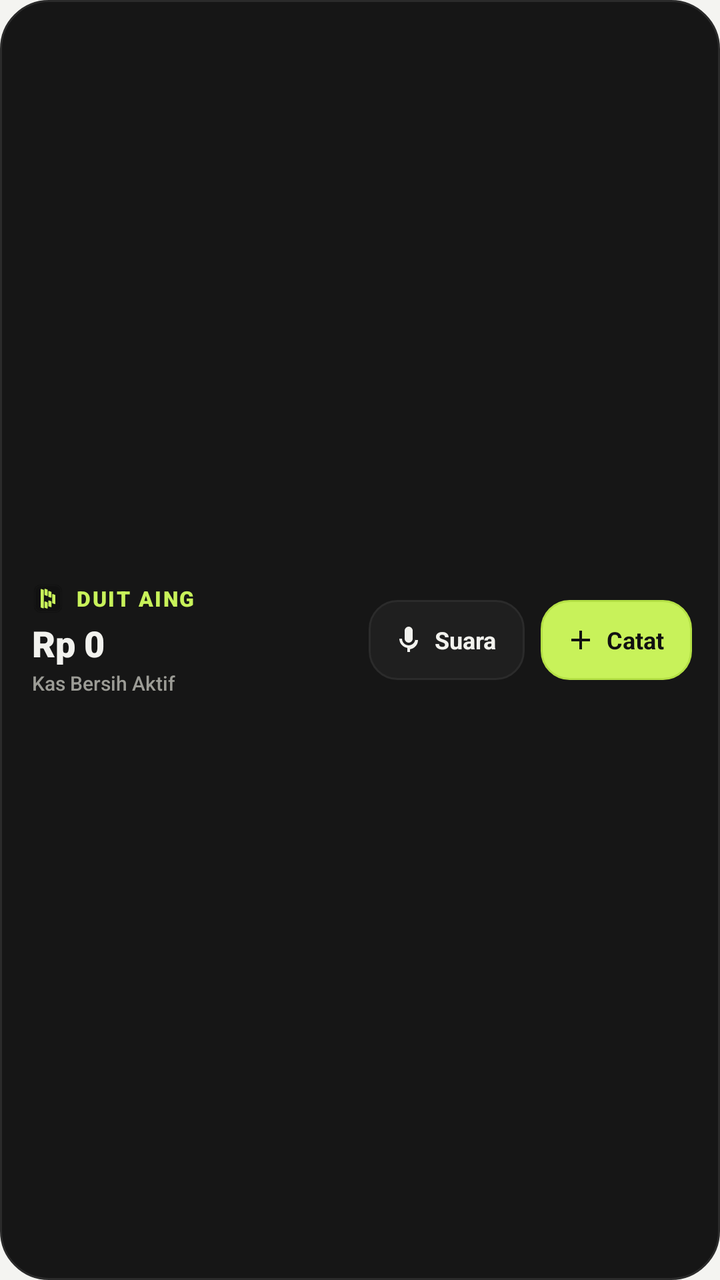
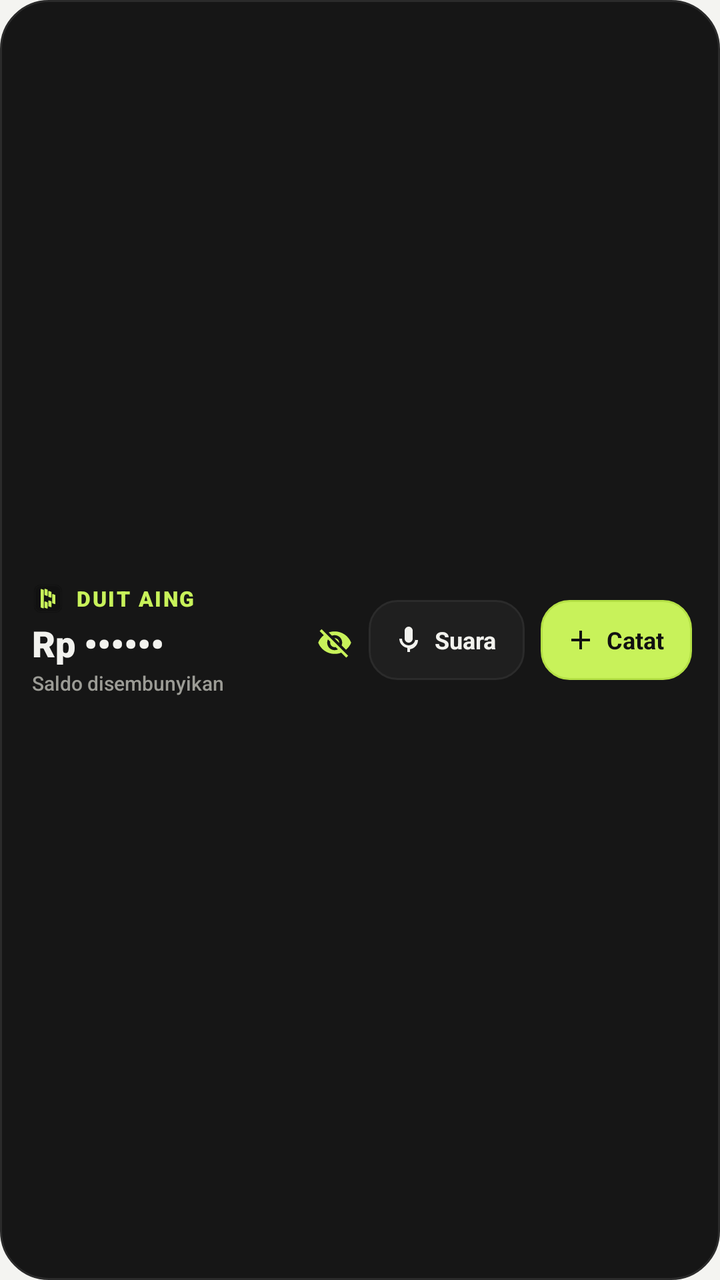

Screens rendered from an Android XML layout before and after an edit, with the pre-edit source and the edit as a unified diff.
<!-- AndroidManifest.xml: application theme Theme.Cashflow -->
<!-- res/layout/widget_duit_aing_quick.xml -->
<?xml version="1.0" encoding="utf-8"?>
<LinearLayout xmlns:android="http://schemas.android.com/apk/res/android"
    android:id="@+id/widget_container"
    android:layout_width="match_parent"
    android:layout_height="match_parent"
    android:background="@drawable/widget_bg"
    android:clickable="true"
    android:focusable="true"
    android:gravity="center_vertical"
    android:orientation="horizontal"
    android:paddingStart="16dp"
    android:paddingTop="12dp"
    android:paddingEnd="14dp"
    android:paddingBottom="12dp">

    
    <LinearLayout
        android:id="@+id/layout_widget_info"
        android:layout_width="0dp"
        android:layout_height="wrap_content"
        android:layout_weight="1"
        android:gravity="center_vertical"
        android:orientation="vertical">

        
        <LinearLayout
            android:layout_width="wrap_content"
            android:layout_height="wrap_content"
            android:gravity="center_vertical"
            android:orientation="horizontal">

            <ImageView
                android:layout_width="16dp"
                android:layout_height="16dp"
                android:layout_marginEnd="6dp"
                android:contentDescription="@null"
                android:src="@drawable/ic_duit_aing_logo" />

            <TextView
                android:layout_width="wrap_content"
                android:layout_height="wrap_content"
                android:ellipsize="end"
                android:fontFamily="sans-serif-black"
                android:letterSpacing="0.08"
                android:maxLines="1"
                android:singleLine="true"
                android:text="DUIT AING"
                android:textColor="#C8F25A"
                android:textSize="10.5sp"
                android:textStyle="bold" />
        </LinearLayout>

        
        <TextView
            android:id="@+id/tv_widget_balance"
            android:layout_width="wrap_content"
            android:layout_height="wrap_content"
            android:layout_marginTop="2dp"
            android:ellipsize="end"
            android:fontFamily="sans-serif-black"
            android:maxLines="1"
            android:singleLine="true"
            android:text="Rp 0"
            android:textColor="#F2F2EE"
            android:textSize="18sp"
            android:textStyle="bold" />

        
        <TextView
            android:id="@+id/tv_widget_subtitle"
            android:layout_width="wrap_content"
            android:layout_height="wrap_content"
            android:layout_marginTop="1dp"
            android:ellipsize="end"
            android:fontFamily="sans-serif-medium"
            android:maxLines="1"
            android:singleLine="true"
            android:text="Kas Bersih Aktif"
            android:textColor="#9C9C96"
            android:textSize="10sp" />
    </LinearLayout>

    
    <LinearLayout
        android:layout_width="wrap_content"
        android:layout_height="wrap_content"
        android:gravity="center_vertical"
        android:orientation="horizontal">

        
        <LinearLayout
            android:id="@+id/btn_widget_voice"
            android:layout_width="wrap_content"
            android:layout_height="40dp"
            android:layout_marginEnd="8dp"
            android:background="@drawable/widget_btn_bg_voice"
            android:clickable="true"
            android:focusable="true"
            android:gravity="center"
            android:orientation="horizontal"
            android:paddingStart="12dp"
            android:paddingEnd="14dp">

            <ImageView
                android:layout_width="16dp"
                android:layout_height="16dp"
                android:contentDescription="@null"
                android:src="@drawable/ic_widget_mic" />

            <TextView
                android:layout_width="wrap_content"
                android:layout_height="wrap_content"
                android:layout_marginStart="5dp"
                android:ellipsize="end"
                android:fontFamily="sans-serif-bold"
                android:maxLines="1"
                android:singleLine="true"
                android:text="Suara"
                android:textColor="#F2F2EE"
                android:textSize="12sp"
                android:textStyle="bold" />
        </LinearLayout>

        
        <LinearLayout
            android:id="@+id/btn_widget_add"
            android:layout_width="wrap_content"
            android:layout_height="40dp"
            android:background="@drawable/widget_btn_bg_add"
            android:clickable="true"
            android:focusable="true"
            android:gravity="center"
            android:orientation="horizontal"
            android:paddingStart="12dp"
            android:paddingEnd="14dp">

            <ImageView
                android:layout_width="16dp"
                android:layout_height="16dp"
                android:contentDescription="@null"
                android:src="@drawable/ic_widget_add" />

            <TextView
                android:layout_width="wrap_content"
                android:layout_height="wrap_content"
                android:layout_marginStart="5dp"
                android:ellipsize="end"
                android:fontFamily="sans-serif-bold"
                android:maxLines="1"
                android:singleLine="true"
                android:text="Catat"
                android:textColor="#111111"
                android:textSize="12sp"
                android:textStyle="bold" />
        </LinearLayout>

    </LinearLayout>

</LinearLayout>
<!-- resources referenced by this layout -->
<resources>
  <!-- drawable ic_widget_add (drawable) -->
  <vector xmlns:android="http://schemas.android.com/apk/res/android"
      android:width="20dp"
      android:height="20dp"
      android:viewportWidth="24"
      android:viewportHeight="24">
      <path
          android:fillColor="#111111"
          android:pathData="M19,13h-6v6h-2v-6H5v-2h6V5h2v6h6v2z" />
  </vector>
  <!-- drawable ic_widget_mic (drawable) -->
  <vector xmlns:android="http://schemas.android.com/apk/res/android"
      android:width="20dp"
      android:height="20dp"
      android:viewportWidth="24"
      android:viewportHeight="24">
      <path
          android:fillColor="#F2F2EE"
          android:pathData="M12,14c1.66,0 3,-1.34 3,-3V5c0,-1.66 -1.34,-3 -3,-3S9,3.34 9,5v6c0,1.66 1.34,3 3,3zm5,-3c0,2.76 -2.24,5 -5,5s-5,-2.24 -5,-5H5c0,3.53 2.61,6.43 6,6.92V21h2v-2.08c3.39,-0.49 6,-3.39 6,-6.92h-2z" />
  </vector>
  <!-- drawable widget_bg (drawable) -->
  <?xml version="1.0" encoding="utf-8"?>
  <shape xmlns:android="http://schemas.android.com/apk/res/android"
      android:shape="rectangle">
      <solid android:color="#161616" />
      <corners android:radius="24dp" />
      <stroke
          android:width="1dp"
          android:color="#2B2B2B" />
  </shape>
  <!-- drawable widget_btn_bg_add (drawable) -->
  <?xml version="1.0" encoding="utf-8"?>
  <selector xmlns:android="http://schemas.android.com/apk/res/android">
      <item android:state_pressed="true">
          <shape android:shape="rectangle">
              <solid android:color="#B8E34D" />
              <corners android:radius="14dp" />
              <stroke android:width="1dp" android:color="#A5CF3B" />
          </shape>
      </item>
      <item>
          <shape android:shape="rectangle">
              <solid android:color="#C8F25A" />
              <corners android:radius="14dp" />
              <stroke android:width="1dp" android:color="#B4E045" />
          </shape>
      </item>
  </selector>
  <style name="Theme.Cashflow" parent="android:Theme.Material.Light.NoActionBar">
          <item name="android:windowBackground">@color/background</item>
          <item name="android:statusBarColor">@color/background</item>
          <item name="android:windowLightStatusBar">true</item>
          <item name="android:navigationBarColor">@color/background</item>
          <item name="android:windowLightNavigationBar" tools:targetApi="27">true</item>
  
          
          <item name="android:windowSplashScreenBackground" tools:targetApi="31">#111111</item>
          <item name="android:windowSplashScreenAnimatedIcon" tools:targetApi="31">@drawable/ic_duit_aing_logo</item>
      </style>
  <color name="background">#F4F4F1</color>
  <!-- unchanged entries left out for length: 2 -->
</resources>

<!-- the commit's change to res/layout/widget_duit_aing_quick.xml (unified diff, before → after) -->
@@ -16,14 +16,22 @@
     
     <LinearLayout
         android:id="@+id/layout_widget_info"
+        android:clickable="true"
+        android:focusable="true"
+        android:contentDescription="Tampilkan saldo aset"
         android:layout_width="0dp"
         android:layout_height="wrap_content"
         android:layout_weight="1"
+        android:layout_marginEnd="8dp"
         android:gravity="center_vertical"
         android:orientation="vertical">
 
         
         <LinearLayout
+            android:id="@+id/widget_brand"
+            android:clickable="true"
+            android:focusable="true"
+            android:contentDescription="Buka Duit Aing"
             android:layout_width="wrap_content"
             android:layout_height="wrap_content"
             android:gravity="center_vertical"
@@ -53,14 +61,16 @@
         
         <TextView
             android:id="@+id/tv_widget_balance"
-            android:layout_width="wrap_content"
+            android:layout_width="match_parent"
+            android:drawableEnd="@drawable/ic_widget_visibility_off"
+            android:drawablePadding="6dp"
             android:layout_height="wrap_content"
             android:layout_marginTop="2dp"
             android:ellipsize="end"
             android:fontFamily="sans-serif-black"
             android:maxLines="1"
             android:singleLine="true"
-            android:text="Rp 0"
+            android:text="Rp ••••••"
             android:textColor="#F2F2EE"
             android:textSize="18sp"
             android:textStyle="bold" />
@@ -75,7 +85,7 @@
             android:fontFamily="sans-serif-medium"
             android:maxLines="1"
             android:singleLine="true"
-            android:text="Kas Bersih Aktif"
+            android:text="Saldo disembunyikan"
             android:textColor="#9C9C96"
             android:textSize="10sp" />
     </LinearLayout>
<!-- resource entries referenced after the edit -->
@@ -19,6 +19,13 @@
       <path
           android:fillColor="#F2F2EE"
           android:pathData="M12,14c1.66,0 3,-1.34 3,-3V5c0,-1.66 -1.34,-3 -3,-3S9,3.34 9,5v6c0,1.66 1.34,3 3,3zm5,-3c0,2.76 -2.24,5 -5,5s-5,-2.24 -5,-5H5c0,3.53 2.61,6.43 6,6.92V21h2v-2.08c3.39,-0.49 6,-3.39 6,-6.92h-2z" />
+  </vector>
+  <!-- drawable ic_widget_visibility_off (drawable) -->
+  <vector xmlns:android="http://schemas.android.com/apk/res/android"
+      android:width="18dp" android:height="18dp"
+      android:viewportWidth="24" android:viewportHeight="24">
+      <path android:fillColor="#C8F25A"
+          android:pathData="M12,7c2.76,0 5,2.24 5,5 0,0.65 -0.13,1.26 -0.36,1.83l2.92,2.92C21.07,15.39 22.3,13.82 23,12c-1.73,-4.39 -6,-7.5 -11,-7.5 -1.4,0 -2.74,0.25 -3.98,0.7l2.16,2.16C10.74,7.13 11.35,7 12,7zM2,4.27l2.28,2.28 0.46,0.46C3.08,8.3 1.78,10.02 1,12c1.73,4.39 6,7.5 11,7.5 1.55,0 3.03,-0.3 4.38,-0.84l0.42,0.42L19.73,22 21,20.73 3.27,3 2,4.27zM7.53,9.8l1.55,1.55c-0.05,0.21 -0.08,0.43 -0.08,0.65 0,1.66 1.34,3 3,3 0.22,0 0.44,-0.03 0.65,-0.08l1.55,1.55c-0.67,0.33 -1.4,0.53 -2.2,0.53 -2.76,0 -5,-2.24 -5,-5 0,-0.79 0.2,-1.53 0.53,-2.2zM11.84,9.02l3.15,3.15L15.01,12c0,-1.66 -1.34,-3 -3,-3l-0.17,0.02z" />
   </vector>
   <!-- drawable widget_bg (drawable) -->
   <?xml version="1.0" encoding="utf-8"?>
